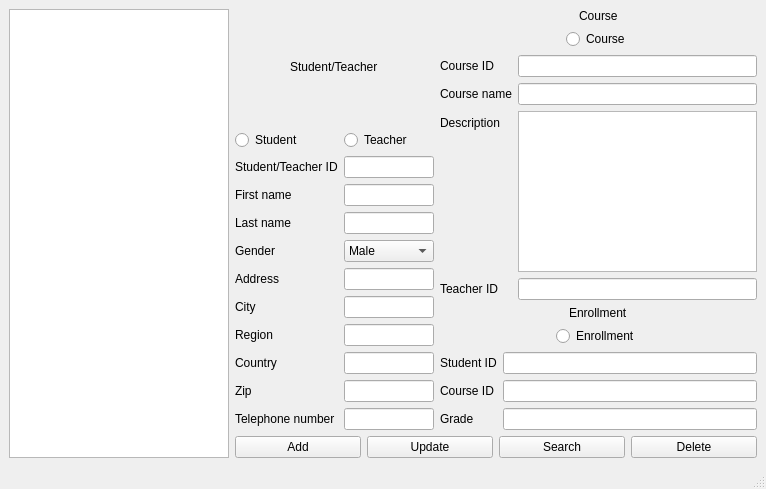
Before: the Qt Designer form pyqt5.ui in Jamilnineteen91/Course-Database-Management-System, drawn with Qt 5.
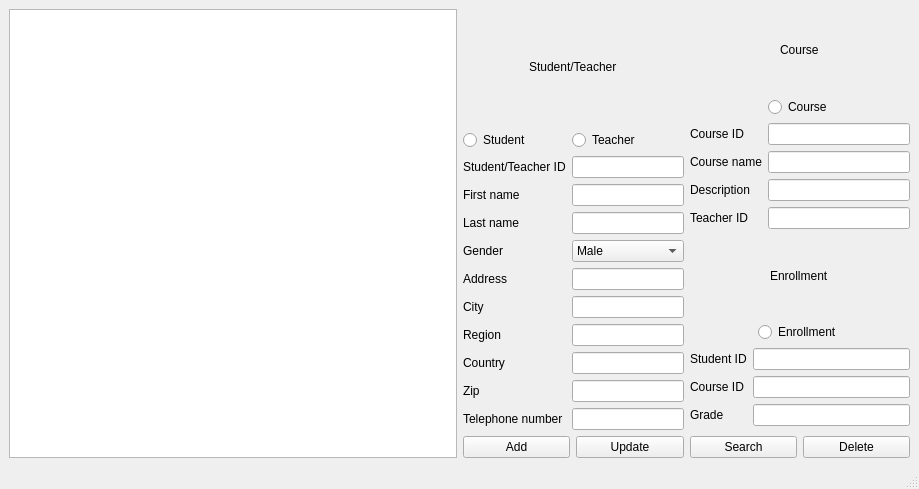
After: the same form once the commit is applied.

Commit message: edited description line edit

What changed in the file:
```diff
--- a/pyqt5.ui
+++ b/pyqt5.ui
@@ -6,7 +6,7 @@
    <rect>
     <x>0</x>
     <y>0</y>
-    <width>766</width>
+    <width>919</width>
     <height>489</height>
    </rect>
   </property>
@@ -235,7 +235,7 @@
              <widget class="QLineEdit" name="crs_teacherID_lineEdit"/>
             </item>
             <item row="3" column="1">
-             <widget class="QTextEdit" name="description_textEdit"/>
+             <widget class="QLineEdit" name="lineEdit"/>
             </item>
            </layout>
           </item>
```
Left out of the diff: 2 changed lines with no effect on the pictures.
